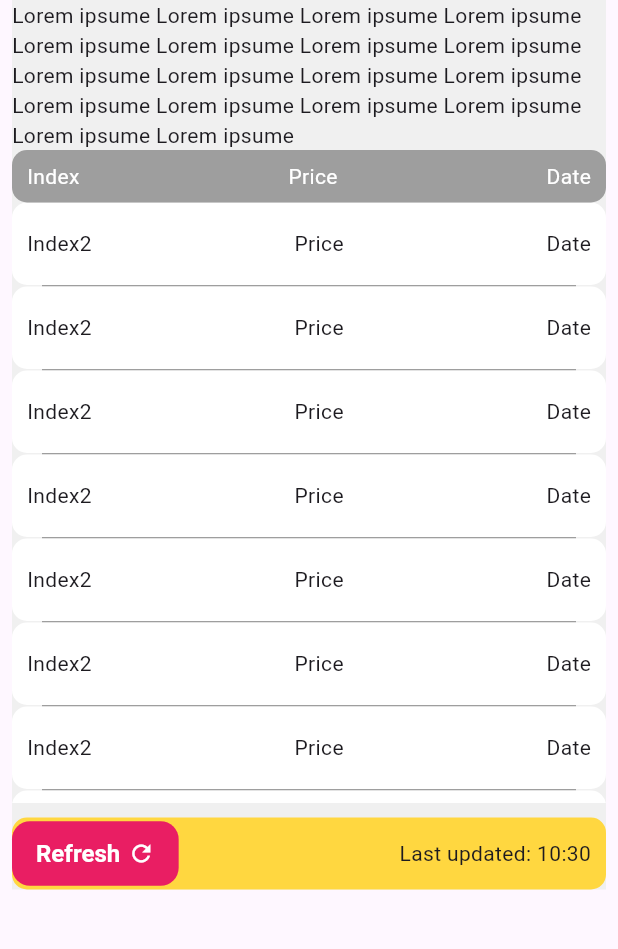
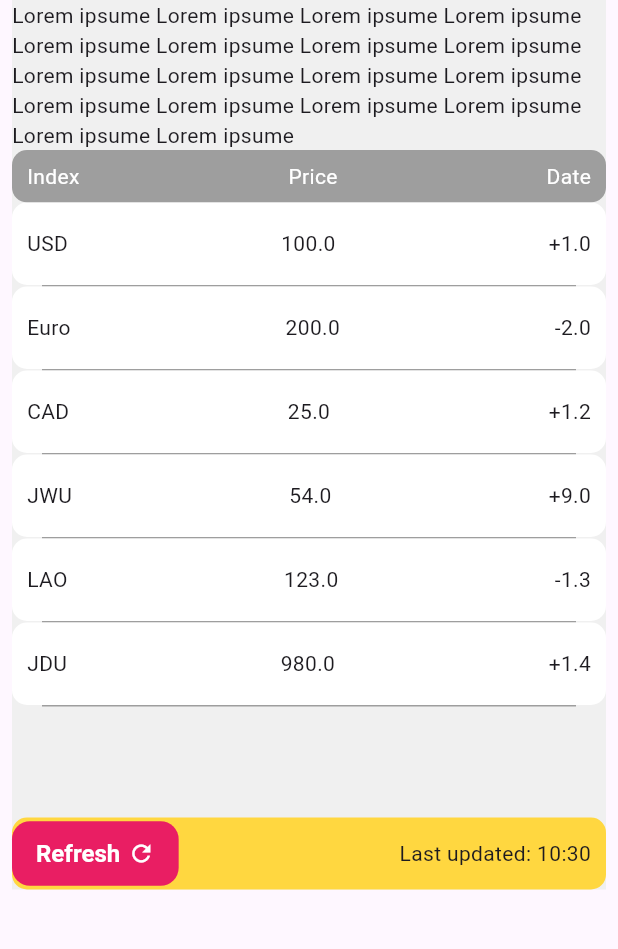
Before and after one commit to MortezaSoltanpour/flutter_hello_world, a Flutter app: the screen it shows after launch, on a phone screen of 412 x 824 dp, the part 141-1090 px from its top. Run offline on Flutter 3.47's test engine with Material 3 defaults, Android fonts, the phone set to English and light mode, and no system bars; our stand-ins replace fluttertoast.

Commit message:
Currency model

```diff
--- a/lib/main.dart
+++ b/lib/main.dart
@@ -1,4 +1,5 @@
 import 'package:flutter/material.dart';
+import 'package:flutter_application_1/models/currency.dart';
 import 'package:fluttertoast/fluttertoast.dart';
 
 void main() {
@@ -6,10 +7,14 @@ void main() {
 }
 
 class MyApp extends StatelessWidget {
-  const MyApp({super.key});
+  MyApp({super.key});
+
+  List<Currency> currency = [];
 
   @override
   Widget build(BuildContext context) {
+    currency = _addSampleData();
+
     return MaterialApp(
       debugShowCheckedModeBanner: false,
       theme: ThemeData(useMaterial3: true),
@@ -56,8 +61,9 @@ class MyApp extends StatelessWidget {
                     child: ListView.separated(
                       physics: BouncingScrollPhysics(),
 
-                      itemBuilder: (context, index) => MyTableRow(),
-                      itemCount: 20,
+                      itemBuilder: (context, index) =>
+                          MyTableRow(currency[index]),
+                      itemCount: currency.length,
                       separatorBuilder: (BuildContext context, int index) {
                         if (index % 7 == 0 && index > 0) {
                           debugPrint("Row is going!");
@@ -124,6 +130,67 @@ class MyApp extends StatelessWidget {
   }
 }
 
+List<Currency> _addSampleData() {
+  List<Currency> new_currency = [];
+
+  new_currency.add(
+    Currency(
+      id: "1",
+      title: "USD",
+      changes: "+1.0",
+      price: "100.0",
+      status: "p",
+    ),
+  );
+  new_currency.add(
+    Currency(
+      id: "2",
+      title: "Euro",
+      changes: "-2.0",
+      price: "200.0",
+      status: "p",
+    ),
+  );
+  new_currency.add(
+    Currency(
+      id: "3",
+      title: "CAD",
+      changes: "+1.2",
+      price: "25.0",
+      status: "p",
+    ),
+  );
+  new_currency.add(
+    Currency(
+      id: "4",
+      title: "JWU",
+      changes: "+9.0",
+      price: "54.0",
+      status: "p",
+    ),
+  );
+  new_currency.add(
+    Currency(
+      id: "5",
+      title: "LAO",
+      changes: "-1.3",
+      price: "123.0",
+      status: "p",
+    ),
+  );
+  new_currency.add(
+    Currency(
+      id: "6",
+      title: "JDU",
+      changes: "+1.4",
+      price: "980.0",
+      status: "p",
+    ),
+  );
+
+  return new_currency;
+}
+
 String _getTime() {
   return "${DateTime.now().hour}:${DateTime.now().minute.toString().padLeft(2, '0')}";
 }
@@ -180,7 +247,8 @@ class MyTable extends StatelessWidget {
 }
 
 class MyTableRow extends StatelessWidget {
-  const MyTableRow({super.key});
+  final Currency currencyItem;
+  MyTableRow(this.currencyItem, {super.key});
 
   @override
   Widget build(BuildContext context) {
@@ -198,7 +266,11 @@ class MyTableRow extends StatelessWidget {
             padding: EdgeInsetsGeometry.fromLTRB(10, 0, 10, 0),
             child: Row(
               mainAxisAlignment: MainAxisAlignment.spaceBetween,
-              children: [Text("Index2"), Text("Price"), Text("Date")],
+              children: [
+                Text(currencyItem.title),
+                Text(currencyItem.price),
+                Text(currencyItem.changes),
+              ],
             ),
           ),
         ),
--- /dev/null
+++ b/lib/models/Currency.dart
@@ -0,0 +1,15 @@
+class Currency {
+  String id;
+  String title;
+  String changes;
+  String price;
+  String status;
+
+  Currency({
+    required this.id,
+    required this.title,
+    required this.changes,
+    required this.price,
+    required this.status,
+  });
+}
```
